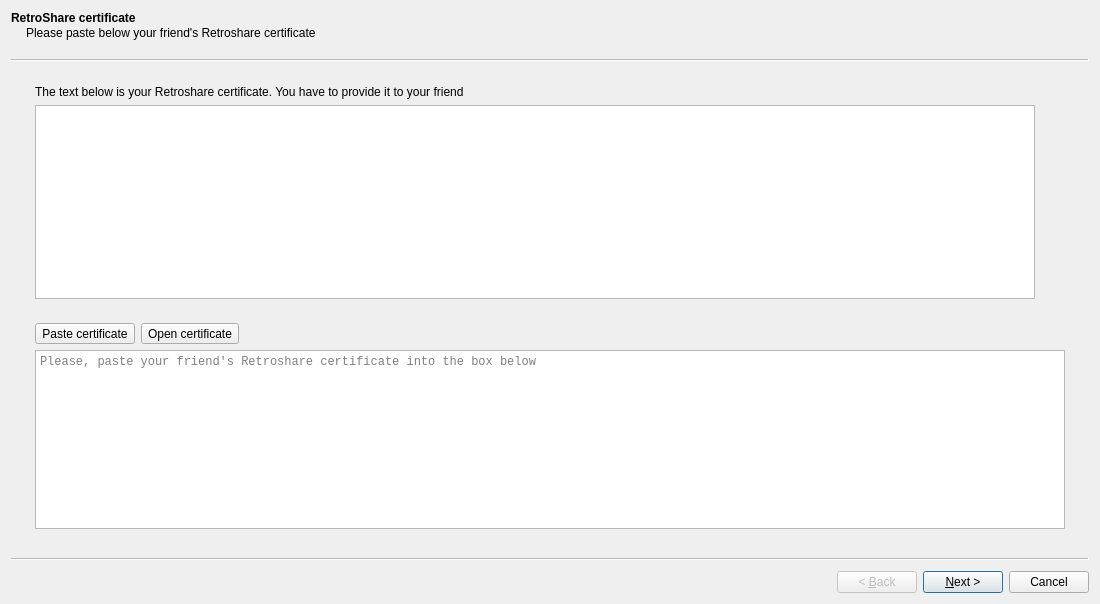
First picture: the form in retroshare-gui/src/gui/connect/ConnectFriendWizard.ui, repository RetroShare/RetroShare, before the edit.
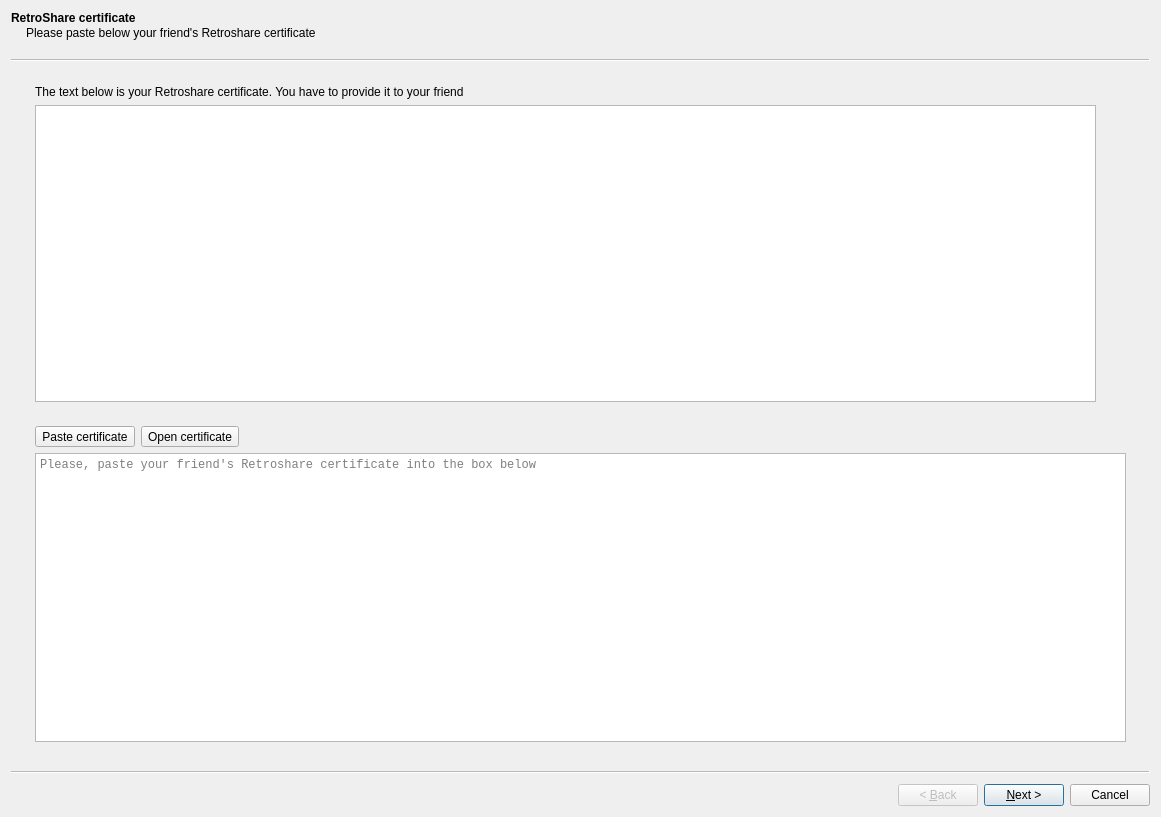
Second picture: the form after the edit. Icons and pictures are not drawn. Custom widgets are drawn as their Qt base class.

Commit message: removed unused Email page from ConnectFriendWizard

```diff
--- a/retroshare-gui/src/gui/connect/ConnectFriendWizard.ui
+++ b/retroshare-gui/src/gui/connect/ConnectFriendWizard.ui
@@ -6,8 +6,8 @@
    <rect>
     <x>0</x>
     <y>0</y>
-    <width>1100</width>
-    <height>604</height>
+    <width>1161</width>
+    <height>817</height>
    </rect>
   </property>
   <property name="windowTitle">
```
Left out of the diff: 52 changed lines with no effect on the pictures. The commit also changes 2 other files.
